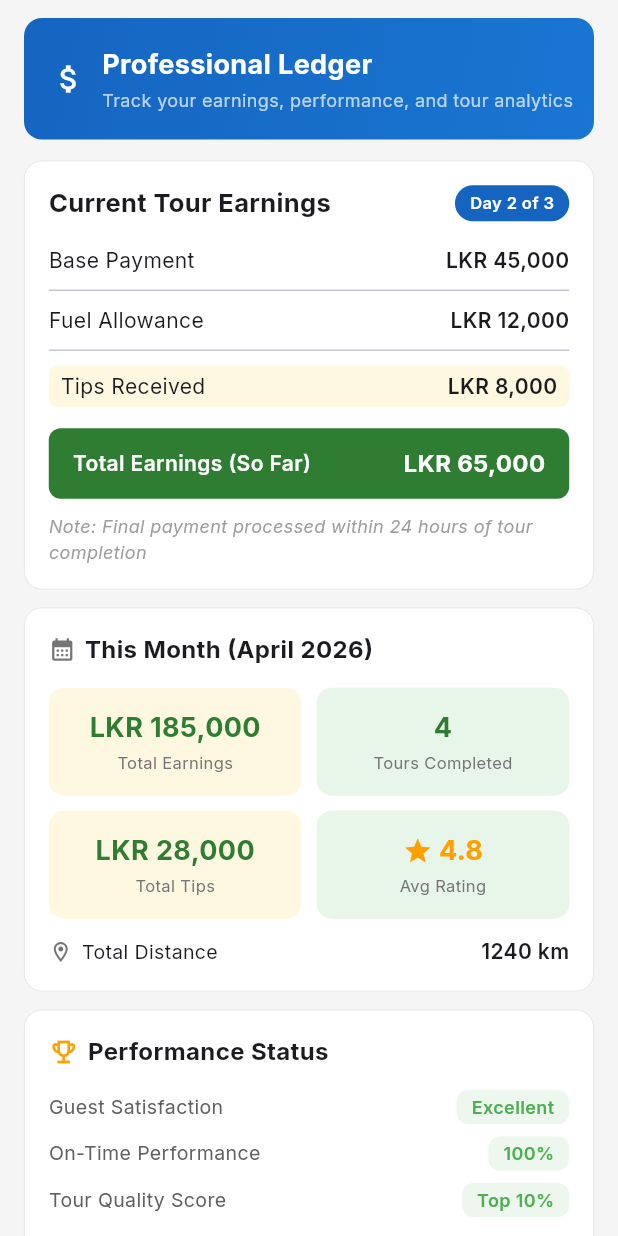
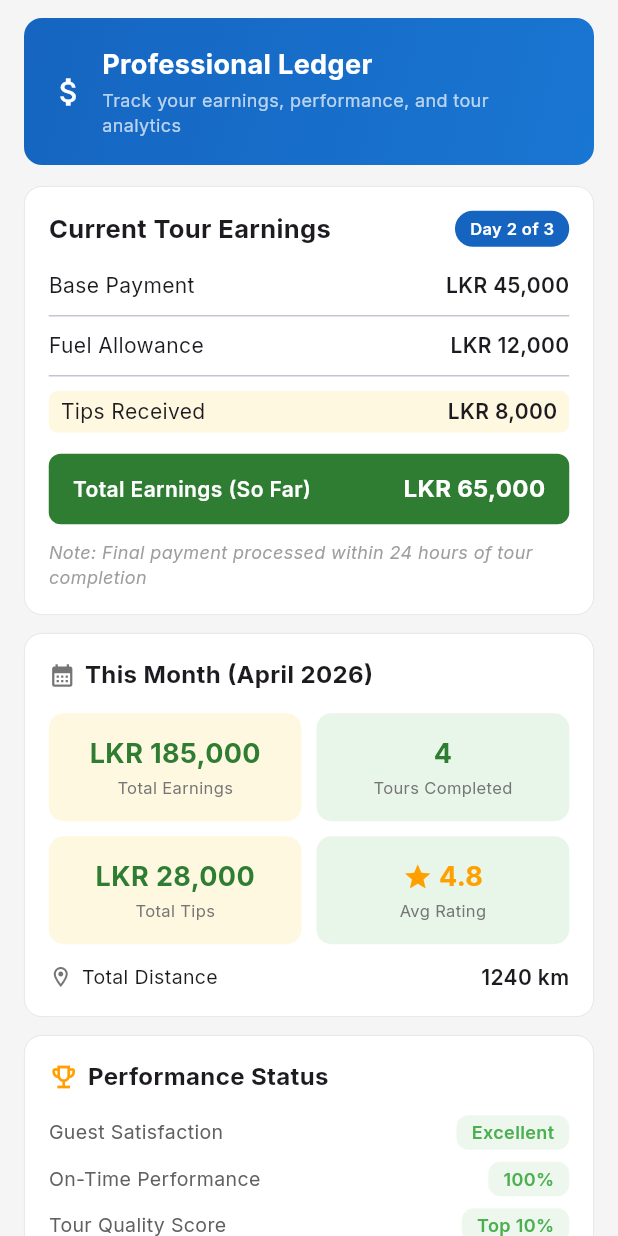
Before and after one commit to ThisenSandeepa/tourism-app-srilanka, a Flutter app: the EarningsScreen widget shown alone on an empty page, opened directly, on a phone screen of 412 x 824 dp. Run offline on Flutter 3.47's test engine with Material 3 defaults, Android fonts, the phone set to English and light mode, and no system bars; our stand-ins replace google_fonts, shared_preferences; accounts and stored records are empty.

Commit message:
feat: implement driver feature screens including guide, pulse, translate, ai_help, and earnings

```diff
--- a/lib/features/driver/ai_help/screens/ai_help_screen.dart
+++ b/lib/features/driver/ai_help/screens/ai_help_screen.dart
@@ -227,7 +227,8 @@ class _AiHelpScreenState extends State<AiHelpScreen> {
   }
 
   Widget _buildCategoryPills() {
-    return Padding(
+    return SingleChildScrollView(
+      scrollDirection: Axis.horizontal,
       padding: const EdgeInsets.fromLTRB(16, 0, 16, 10),
       child: Row(
         children: [
--- a/lib/features/driver/earnings/screens/earnings_screen.dart
+++ b/lib/features/driver/earnings/screens/earnings_screen.dart
@@ -33,17 +33,19 @@ class EarningsScreen extends StatelessWidget {
         ),
         borderRadius: BorderRadius.circular(12),
       ),
-      child: const Row(
+      child: Row(
         children: [
-          Icon(Icons.attach_money, color: Colors.white, size: 24),
-          SizedBox(width: 10),
-          Column(
-            crossAxisAlignment: CrossAxisAlignment.start,
-            children: [
-              Text('Professional Ledger', style: TextStyle(color: Colors.white, fontSize: 18, fontWeight: FontWeight.bold)),
-              SizedBox(height: 2),
-              Text('Track your earnings, performance, and tour analytics', style: TextStyle(color: Colors.white70, fontSize: 12)),
-            ],
+          const Icon(Icons.attach_money, color: Colors.white, size: 24),
+          const SizedBox(width: 10),
+          Expanded(
+            child: Column(
+              crossAxisAlignment: CrossAxisAlignment.start,
+              children: const [
+                Text('Professional Ledger', style: TextStyle(color: Colors.white, fontSize: 18, fontWeight: FontWeight.bold)),
+                SizedBox(height: 2),
+                Text('Track your earnings, performance, and tour analytics', style: TextStyle(color: Colors.white70, fontSize: 12)),
+              ],
+            ),
           ),
         ],
       ),
--- a/lib/features/driver/guide/screens/guide_screen.dart
+++ b/lib/features/driver/guide/screens/guide_screen.dart
@@ -175,7 +175,8 @@ class _GuideScreenState extends State<GuideScreen> {
   }
 
   Widget _buildRegionFilter() {
-    return Padding(
+    return SingleChildScrollView(
+      scrollDirection: Axis.horizontal,
       padding: const EdgeInsets.fromLTRB(16, 8, 16, 8),
       child: Row(
         children: _regions.asMap().entries.map((entry) {
```
Also changed, not shown: lib/features/driver/pulse/screens/pulse_screen.dart (+9 -7 lines), lib/features/driver/translate/screens/translate_screen.dart (+7 -5 lines).
